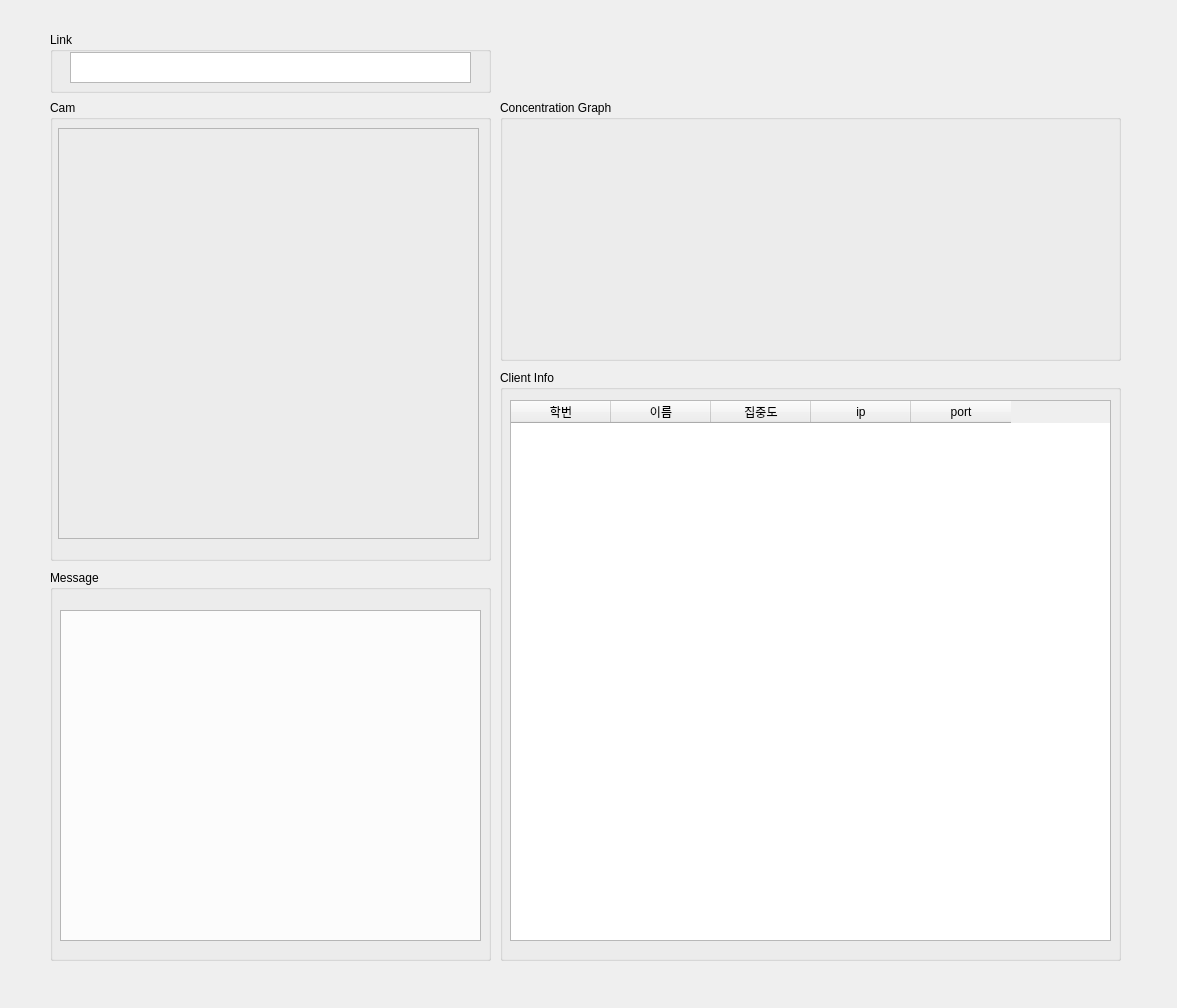
Qt form ui/Widget_test.ui (sammy0329/ConcentrationAnalysis) before a commit.
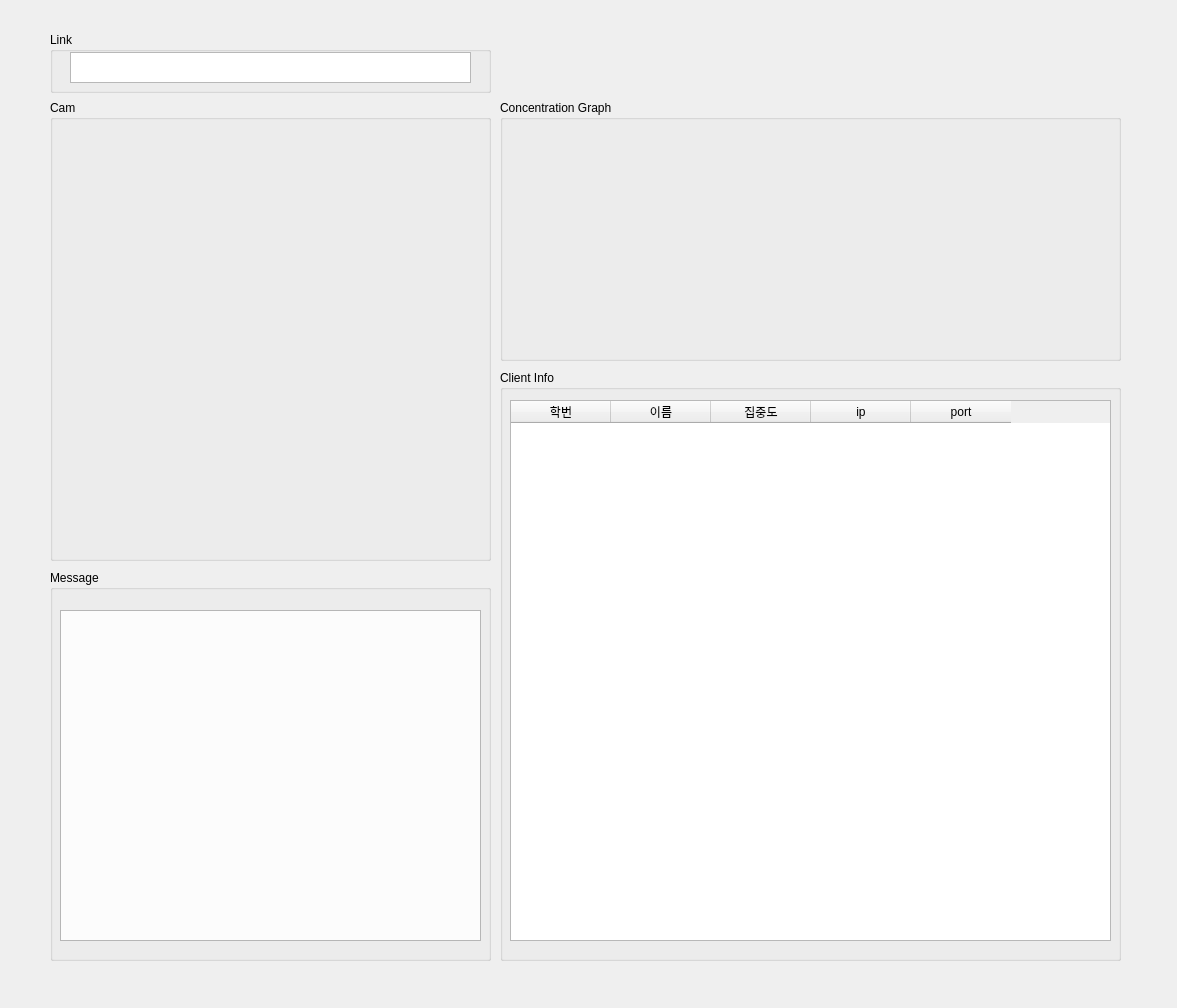
The same form after that commit.

```diff
--- a/ui/Widget_test.ui
+++ b/ui/Widget_test.ui
@@ -50,29 +50,6 @@
     <string>Client Info</string>
    </property>
   </widget>
-  <widget class="QScrollArea" name="Input_cam">
-   <property name="geometry">
-    <rect>
-     <x>58</x>
-     <y>128</y>
-     <width>421</width>
-     <height>411</height>
-    </rect>
-   </property>
-   <property name="widgetResizable">
-    <bool>true</bool>
-   </property>
-   <widget class="QWidget" name="scrollAreaWidgetContents">
-    <property name="geometry">
-     <rect>
-      <x>0</x>
-      <y>0</y>
-      <width>419</width>
-      <height>409</height>
-     </rect>
-    </property>
-   </widget>
-  </widget>
   <widget class="QGroupBox" name="groupBox">
    <property name="geometry">
     <rect>
@@ -128,6 +105,19 @@
    <property name="title">
     <string>Cam</string>
    </property>
+   <widget class="QLabel" name="image_label">
+    <property name="geometry">
+     <rect>
+      <x>10</x>
+      <y>40</y>
+      <width>411</width>
+      <height>401</height>
+     </rect>
+    </property>
+    <property name="text">
+     <string/>
+    </property>
+   </widget>
   </widget>
   <widget class="QGroupBox" name="Message_box">
    <property name="geometry">
```
